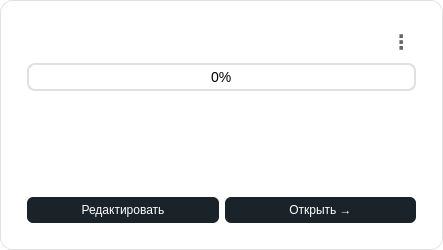
The window that ui/projects/project_card.ui (lerakaplich/TaskPlanner2) describes before a commit, drawn with Qt 5.
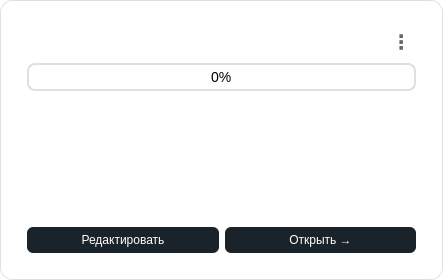
The same window after the commit.

```diff
--- a/ui/projects/project_card.ui
+++ b/ui/projects/project_card.ui
@@ -7,19 +7,19 @@
     <x>0</x>
     <y>0</y>
     <width>443</width>
-    <height>250</height>
+    <height>280</height>
    </rect>
   </property>
   <property name="minimumSize">
    <size>
     <width>200</width>
-    <height>250</height>
+    <height>280</height>
    </size>
   </property>
   <property name="maximumSize">
    <size>
     <width>450</width>
-    <height>250</height>
+    <height>280</height>
    </size>
   </property>
   <property name="styleSheet">
@@ -57,7 +57,7 @@
      <item>
       <spacer name="horizontalSpacer">
        <property name="orientation">
-        <enum>Qt::Vertical</enum>
+        <enum>Qt::Horizontal</enum>
        </property>
        <property name="sizeHint" stdset="0">
         <size>
@@ -109,7 +109,7 @@
     text-align: center;
     background-color: white;
     font-size: 14px;
-	color: black;
+    color: black;
 }
 QProgressBar:hover {
     border: 2px solid #ccab6e;
```
